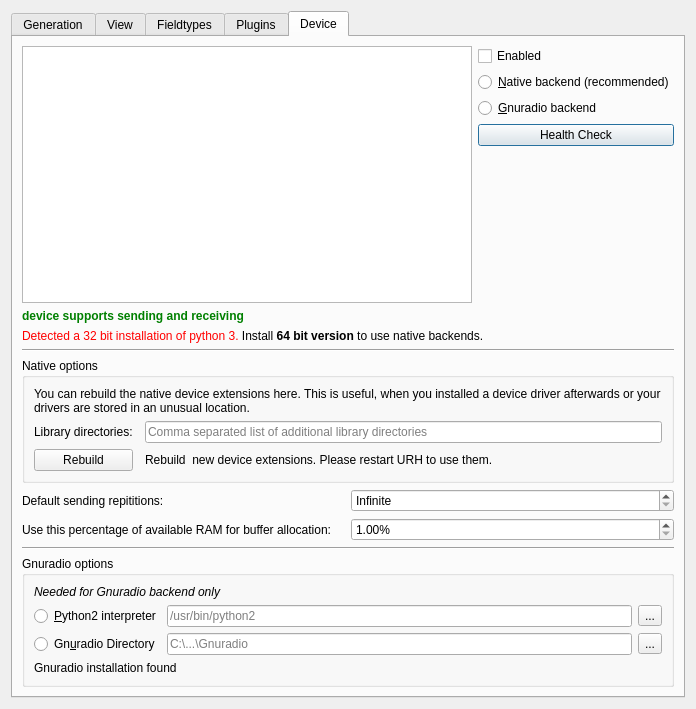
Before: the Qt Designer form data/ui/options.ui in jopohl/urh, drawn with Qt 5.
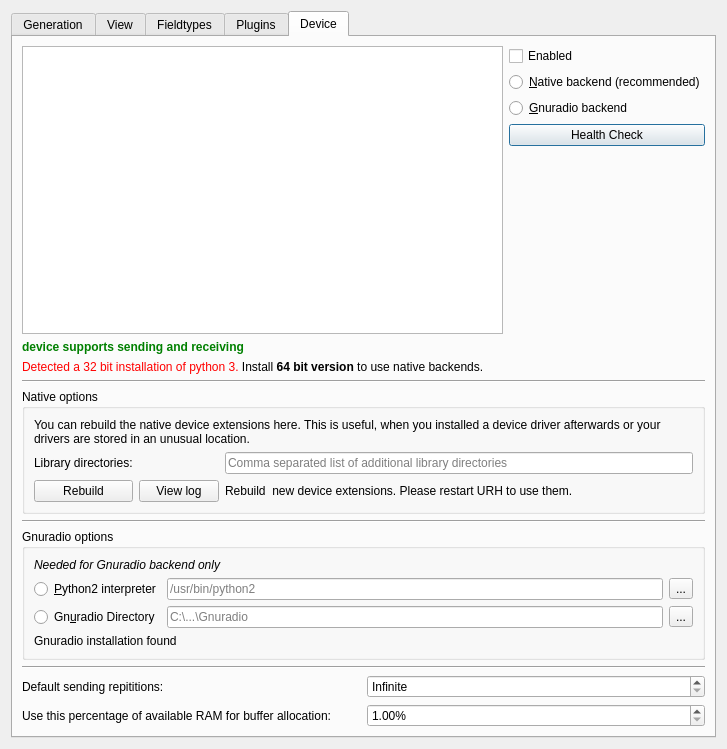
After: the same form once the commit is applied. The open tabs and pages were chosen to show the change. Icons and pictures are not drawn. Custom widgets are drawn as their Qt base class.

Commit message: improve rebuild button

```diff
--- a/data/ui/options.ui
+++ b/data/ui/options.ui
@@ -6,8 +6,8 @@
    <rect>
     <x>0</x>
     <y>0</y>
-    <width>696</width>
-    <height>709</height>
+    <width>727</width>
+    <height>749</height>
    </rect>
   </property>
   <property name="windowTitle">
@@ -434,6 +434,16 @@
           <string>Native options</string>
          </property>
          <layout class="QGridLayout" name="gridLayout_5">
+          <item row="3" column="2">
+           <widget class="QLabel" name="labelRebuildNativeStatus">
+            <property name="text">
+             <string>Rebuild &lt;x&gt; new device extensions. Please restart URH to use them.</string>
+            </property>
+            <property name="alignment">
+             <set>Qt::AlignLeading|Qt::AlignLeft|Qt::AlignVCenter</set>
+            </property>
+           </widget>
+          </item>
           <item row="2" column="0">
            <widget class="QLabel" name="labelLibDirs">
             <property name="text">
@@ -475,63 +485,19 @@
             </property>
            </widget>
           </item>
-          <item row="3" column="2">
-           <widget class="QLabel" name="labelRebuildNativeStatus">
+          <item row="3" column="1">
+           <widget class="QPushButton" name="btnViewBuildLog">
             <property name="text">
-             <string>Rebuild &lt;x&gt; new device extensions. Please restart URH to use them.</string>
+             <string>View log</string>
+            </property>
+            <property name="icon">
+             <iconset theme="utilities-log-viewer"/>
             </property>
            </widget>
           </item>
          </layout>
         </widget>
        </item>
-       <item>
-        <layout class="QGridLayout" name="gridLayout_3">
-         <item row="0" column="0">
-          <widget class="QLabel" name="label_8">
-           <property name="text">
-            <string>Default sending repititions:</string>
-           </property>
-          </widget>
-         </item>
-         <item row="0" column="1">
-          <widget class="QSpinBox" name="spinBoxNumSendingRepeats">
-           <property name="specialValueText">
-            <string>Infinite</string>
-           </property>
-           <property name="showGroupSeparator" stdset="0">
-            <bool>false</bool>
-           </property>
-           <property name="maximum">
-            <number>999999999</number>
-           </property>
-           <property name="displayIntegerBase">
-            <number>10</number>
-           </property>
-          </widget>
-         </item>
-         <item row="1" column="0">
-          <widget class="QLabel" name="label_5">
-           <property name="text">
-            <string>Use this percentage of available RAM for buffer allocation:</string>
-           </property>
-          </widget>
-         </item>
-         <item row="1" column="1">
-          <widget class="QDoubleSpinBox" name="doubleSpinBoxRAMThreshold">
-           <property name="suffix">
-            <string>%</string>
-           </property>
-           <property name="minimum">
-            <double>1.000000000000000</double>
-           </property>
-           <property name="maximum">
-            <double>100.000000000000000</double>
-           </property>
-          </widget>
-         </item>
-        </layout>
-       </item>
        <item>
         <widget class="Line" name="line_2">
          <property name="orientation">
@@ -627,6 +593,60 @@
          </layout>
         </widget>
        </item>
+       <item>
+        <widget class="Line" name="line_3">
+         <property name="orientation">
+          <enum>Qt::Horizontal</enum>
+         </property>
+        </widget>
+       </item>
+       <item>
+        <layout class="QGridLayout" name="gridLayout_3">
+         <item row="0" column="0">
+          <widget class="QLabel" name="label_8">
+           <property name="text">
+            <string>Default sending repititions:</string>
+           </property>
+          </widget>
+         </item>
+         <item row="0" column="1">
+          <widget class="QSpinBox" name="spinBoxNumSendingRepeats">
+           <property name="specialValueText">
+            <string>Infinite</string>
+           </property>
+           <property name="showGroupSeparator" stdset="0">
+            <bool>false</bool>
+           </property>
+           <property name="maximum">
+            <number>999999999</number>
+           </property>
+           <property name="displayIntegerBase">
+            <number>10</number>
+           </property>
+          </widget>
+         </item>
+         <item row="1" column="0">
+          <widget class="QLabel" name="label_5">
+           <property name="text">
+            <string>Use this percentage of available RAM for buffer allocation:</string>
+           </property>
+          </widget>
+         </item>
+         <item row="1" column="1">
+          <widget class="QDoubleSpinBox" name="doubleSpinBoxRAMThreshold">
+           <property name="suffix">
+            <string>%</string>
+           </property>
+           <property name="minimum">
+            <double>1.000000000000000</double>
+           </property>
+           <property name="maximum">
+            <double>100.000000000000000</double>
+           </property>
+          </widget>
+         </item>
+        </layout>
+       </item>
       </layout>
      </widget>
     </widget>
```
Left out of the diff: 6 changed lines with no effect on the pictures. The commit also changes 5 other files.
